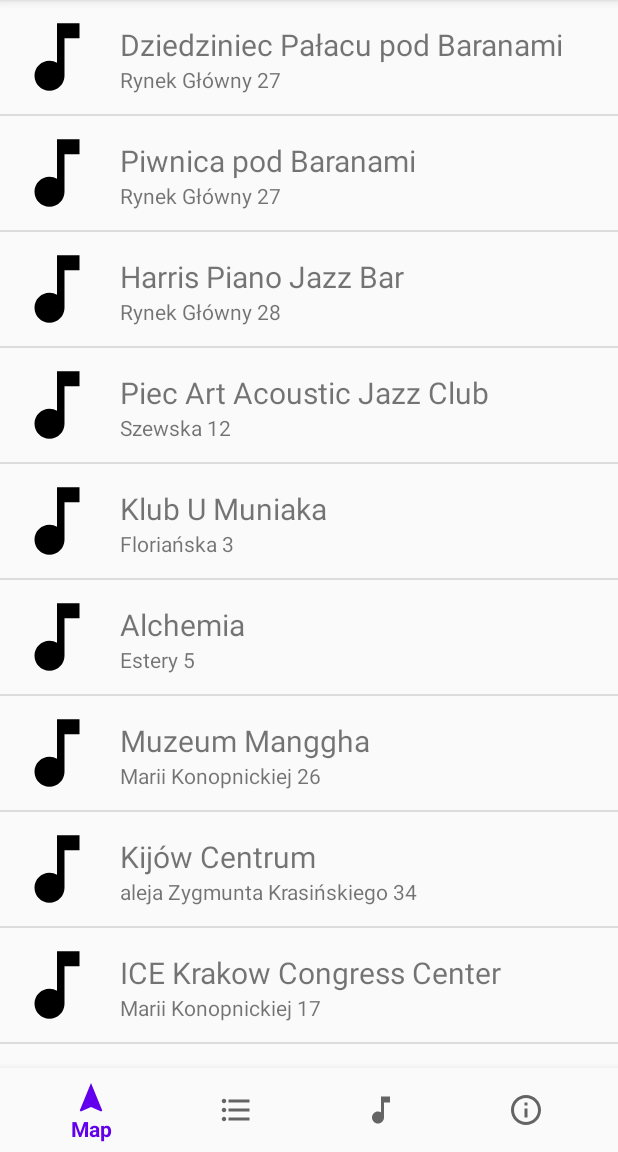
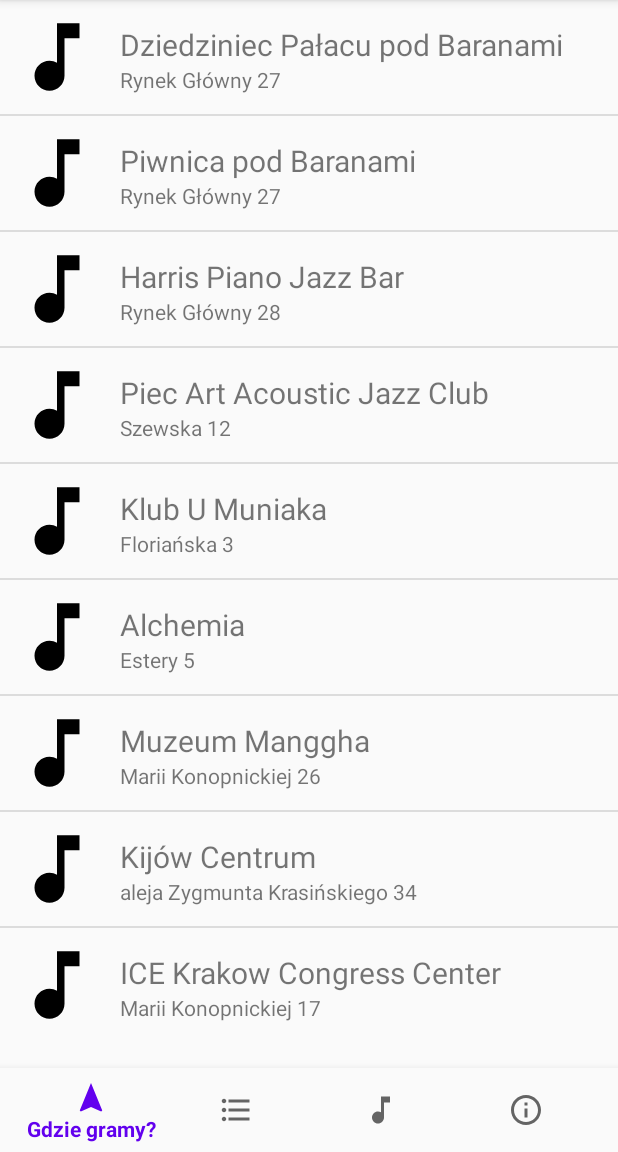
Before and after one commit to Elgirhath/Summer-Jazz-Festival, an Android app: the screen it shows after launch (MainActivity), on a phone screen of 412 x 824 dp, the part 84-1236 px from its top. Run offline under Robolectric (Android 15) with nearby library versions, the phone set to English and light mode, and no system bars.

Commit message:
changed menu

```diff
--- a/app/src/main/java/com/example/festivalapp/MapFragment.java
+++ b/app/src/main/java/com/example/festivalapp/MapFragment.java
@@ -11,6 +11,7 @@
 import android.view.ViewGroup;
 import android.widget.AdapterView;
 import android.widget.ListView;
+import android.widget.TextView;
 import android.widget.Toast;
 
 
@@ -38,9 +39,15 @@
 
         ListView list = v.findViewById(R.id.list);
 
+
         lAdapter = new ListAdapter(getActivity(), version, versionNumber, images);
 
         list.setAdapter(lAdapter);
+
+        TextView textView = new TextView(getActivity());
+        textView.setText("Gdzie gramy?");
+
+        //list.addHeaderView(textView);
 
         list.setOnItemClickListener(new AdapterView.OnItemClickListener() {
             @Override
--- a/app/src/main/res/layout/fragment_map.xml
+++ b/app/src/main/res/layout/fragment_map.xml
@@ -8,6 +8,6 @@
     <ListView
         android:id="@+id/list"
         android:layout_width="match_parent"
-        android:layout_height="match_parent"/>
+        android:layout_height="wrap_content"/>
 
 </RelativeLayout>
--- a/app/src/main/res/menu/menu.xml
+++ b/app/src/main/res/menu/menu.xml
@@ -3,7 +3,7 @@
     <item
         android:id="@+id/nav_map"
         android:icon="@drawable/ic_navigation_white_24dp"
-        android:title="Map" />
+        android:title="Gdzie gramy?" />
     <item
         android:id="@+id/nav_program"
         android:icon="@drawable/ic_format_list_bulleted_black_24dp"
@@ -11,10 +11,10 @@
     <item
         android:id="@+id/nav_music"
         android:icon="@drawable/ic_music_note_black_24dp"
-        android:title="Music" />
+        android:title="Playlista" />
     <item
         android:id="@+id/nav_info"
         android:icon="@drawable/ic_info_outline_black_24dp"
-        android:title="Info" />
+        android:title="Pytanie" />
 
 </menu>
```
